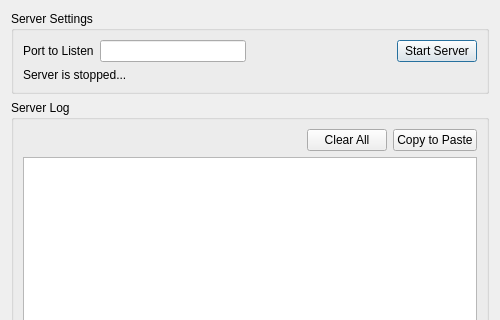
Above: src/server/messerver.ui from Sanlo/bosch-mes-connector before the change; both pictures show x 0 to 500 and y 0 to 320 of the 500 by 550 pixel window. Below: the same form after it.
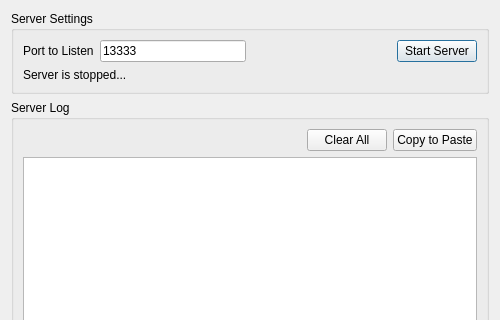
That is the form after the change. Icons and pictures are not drawn.

Patch:
```diff
--- a/src/server/messerver.ui
+++ b/src/server/messerver.ui
@@ -33,7 +33,11 @@
          </widget>
         </item>
         <item>
-         <widget class="QLineEdit" name="edit_serverPort"/>
+         <widget class="QLineEdit" name="edit_serverPort">
+          <property name="text">
+           <string>13333</string>
+          </property>
+         </widget>
         </item>
         <item>
          <spacer name="horizontalSpacer">
```
Left out of the diff: 8 changed lines with no effect on the pictures.
